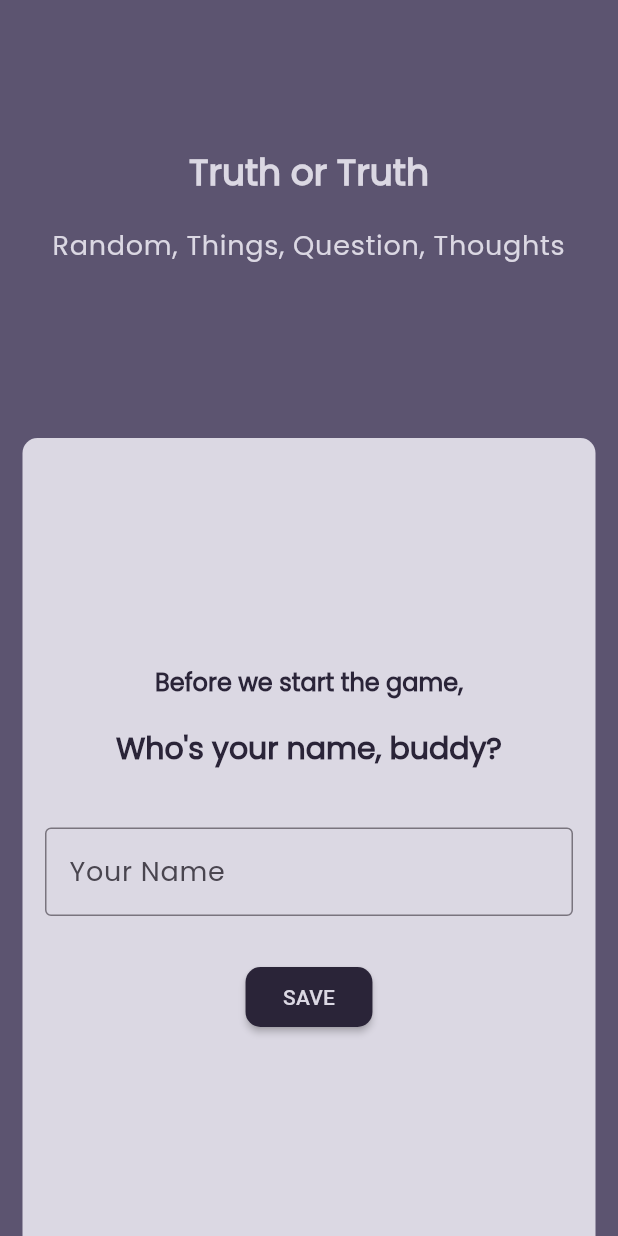
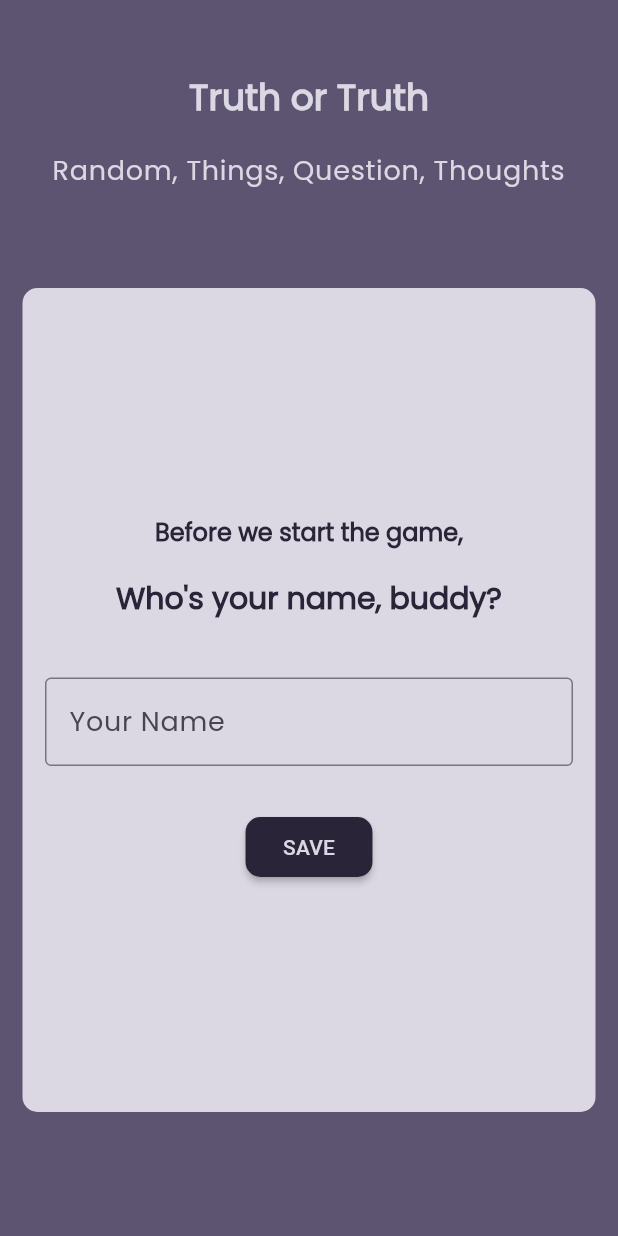
Before and after one commit to salsabilafnp/truth_or_truth, a Flutter app: the screen it shows after launch, on a phone screen of 412 x 824 dp. Run offline on Flutter 3.47's test engine with Material 2 defaults, Android fonts, the phone set to English and light mode, and no system bars; our stand-ins replace get.

Commit message:
TOT done

```diff
--- a/lib/auth/auth_page.dart
+++ b/lib/auth/auth_page.dart
@@ -25,7 +25,7 @@ class AuthPage extends StatelessWidget {
             children: [
               Center(
                 child: Container(
-                  padding: const EdgeInsets.symmetric(vertical: 100),
+                  padding: const EdgeInsets.symmetric(vertical: Sizes.s50),
                   child: Column(
                     children: [
                       Text(
```
